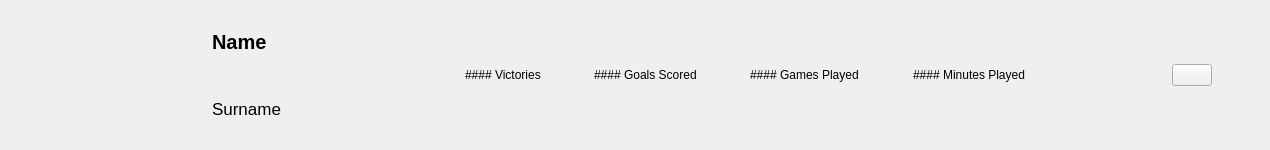
This is ui/playerlist.ui in eharquin/babyfut as Qt 5 draws it before an edit. The edited form follows.
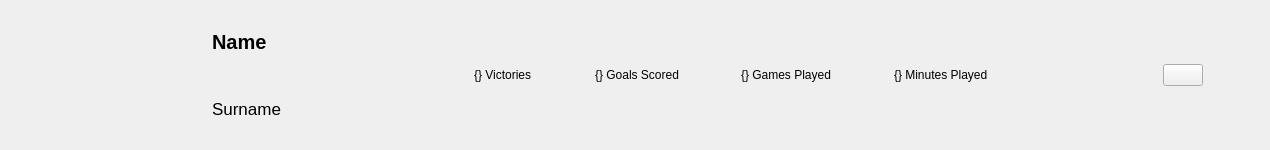
This is the edited form. Icons and pictures are not drawn.

Patch:
```diff
--- a/ui/playerlist.ui
+++ b/ui/playerlist.ui
@@ -129,7 +129,7 @@
    <item>
     <widget class="QLabel" name="lblVictories">
      <property name="text">
-      <string>#### Victories</string>
+      <string comment="Form">{} Victories</string>
      </property>
     </widget>
    </item>
@@ -149,7 +149,7 @@
    <item>
     <widget class="QLabel" name="lblGoalsScored">
      <property name="text">
-      <string>#### Goals Scored</string>
+      <string comment="Form">{} Goals Scored</string>
      </property>
     </widget>
    </item>
@@ -169,7 +169,7 @@
    <item>
     <widget class="QLabel" name="lblGamesPlayed">
      <property name="text">
-      <string>#### Games Played</string>
+      <string comment="Form">{} Games Played</string>
      </property>
     </widget>
    </item>
@@ -189,7 +189,7 @@
    <item>
     <widget class="QLabel" name="lblMinutesPlayed">
      <property name="text">
-      <string>#### Minutes Played</string>
+      <string comment="Form">{} Minutes Played</string>
      </property>
     </widget>
    </item>
```
